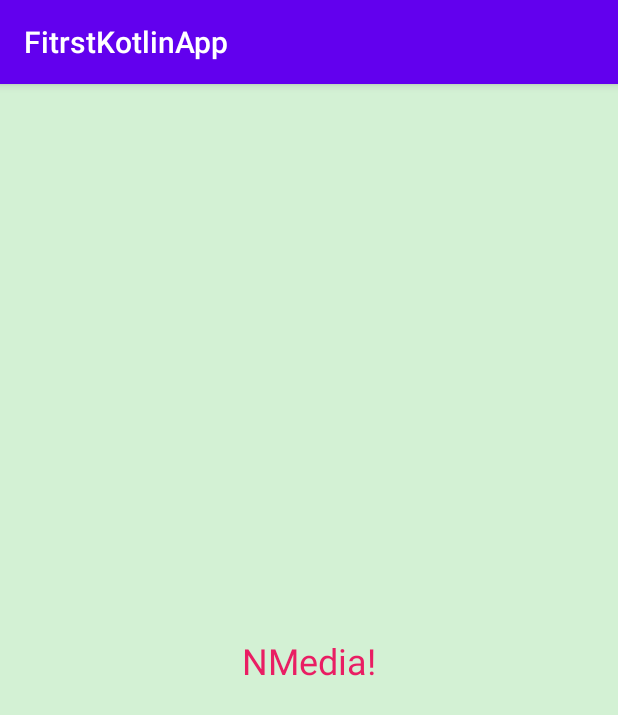
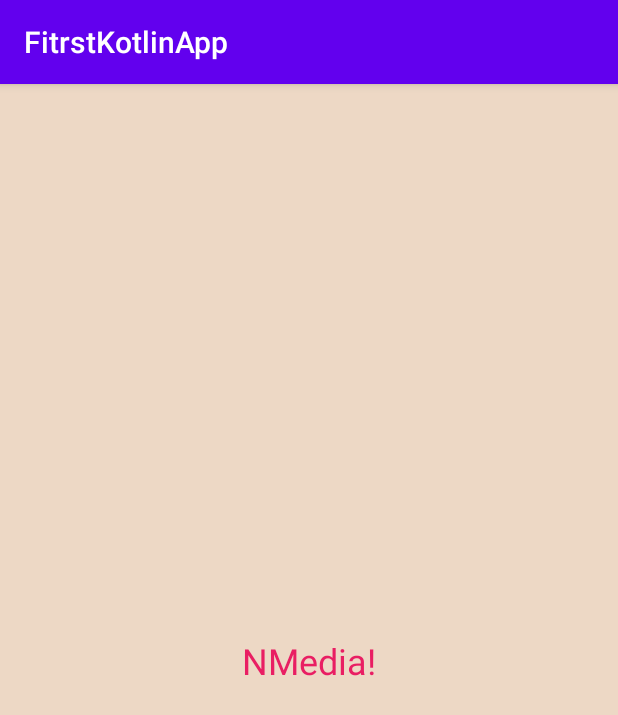
Before and after one commit to MashaShe/FitrstKotlinApp, an Android app: the screen it shows after launch (MainActivity), on a phone screen of 412 x 824 dp. Shown: the top 715 px of the screen. Run offline under Robolectric (Android 15) with nearby library versions, the light colour scheme and no system bars.

Commit message:
Background color updated

```diff
--- a/app/src/main/res/layout/activity_main.xml
+++ b/app/src/main/res/layout/activity_main.xml
@@ -4,7 +4,7 @@
     xmlns:tools="http://schemas.android.com/tools"
     android:layout_width="match_parent"
     android:layout_height="match_parent"
-    android:background="#D3F1D4"
+    android:background="#EDD8C5"
     tools:context=".MainActivity">
 
     <TextView
```
